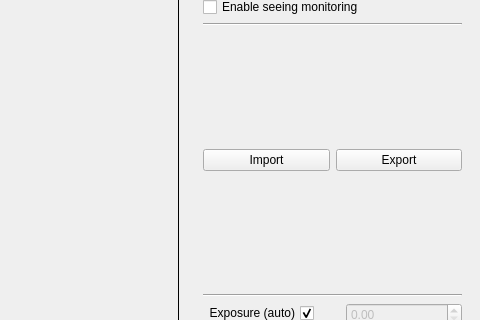
r13i/dimm-project, file code/real-time-seeing/ui/layout.ui: the form before one commit; both pictures show x 479 to 959 and y 185 to 505 of the 959 by 1046 pixel window.
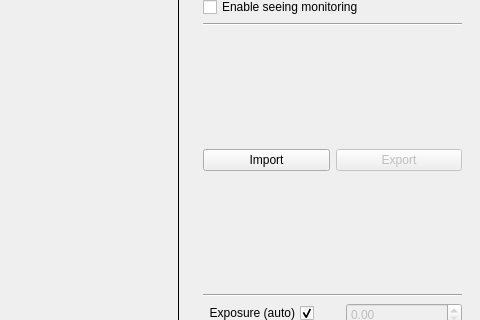
The form after the commit. Icons and pictures are not drawn.

```diff
--- a/code/real-time-seeing/ui/layout.ui
+++ b/code/real-time-seeing/ui/layout.ui
@@ -200,6 +200,9 @@
           </item>
           <item>
            <widget class="QPushButton" name="button_export">
+            <property name="enabled">
+             <bool>false</bool>
+            </property>
             <property name="text">
              <string>Export</string>
             </property>
```
Left out of the diff: 5 changed lines with no effect on the pictures.
